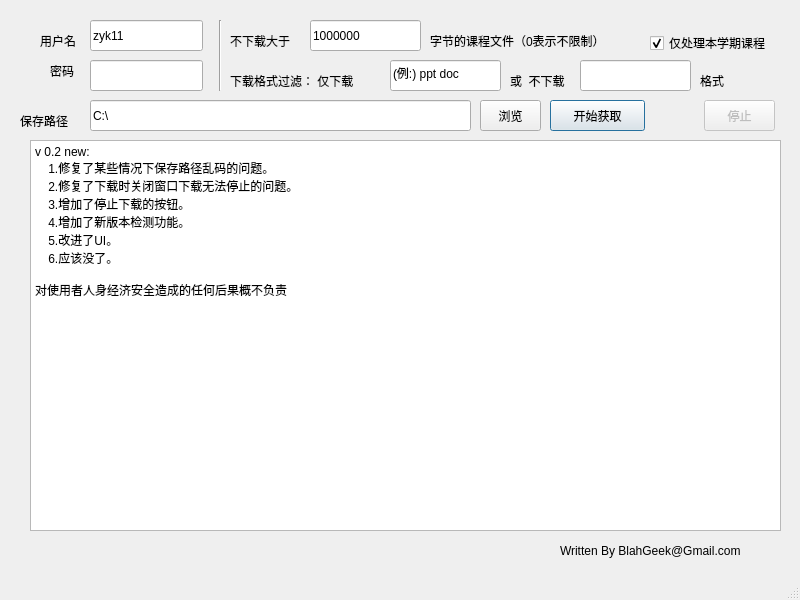
Old version of the form ui/main.ui in the repository cookie223/net-class-thu.
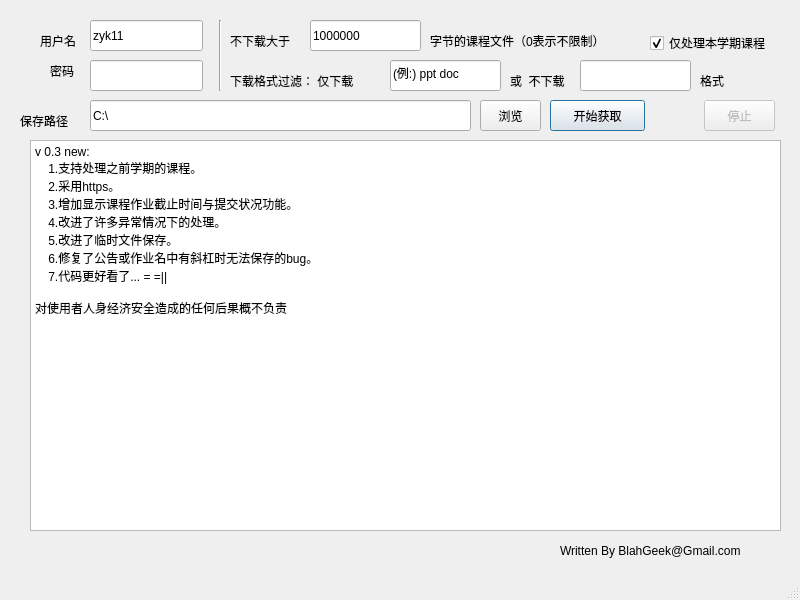
New version of the form.

```diff
--- a/ui/main.ui
+++ b/ui/main.ui
@@ -146,13 +146,14 @@
      </rect>
     </property>
     <property name="plainText">
-     <string>v 0.2 new:
-    1.修复了某些情况下保存路径乱码的问题。
-    2.修复了下载时关闭窗口下载无法停止的问题。
-    3.增加了停止下载的按钮。
-    4.增加了新版本检测功能。
-    5.改进了UI。
-    6.应该没了。
+     <string>v 0.3 new:
+    1.支持处理之前学期的课程。
+    2.采用https。
+    3.增加显示课程作业截止时间与提交状况功能。
+    4.改进了许多异常情况下的处理。
+    5.改进了临时文件保存。
+    6.修复了公告或作业名中有斜杠时无法保存的bug。
+    7.代码更好看了... = =||
 
 对使用者人身经济安全造成的任何后果概不负责
 
```
